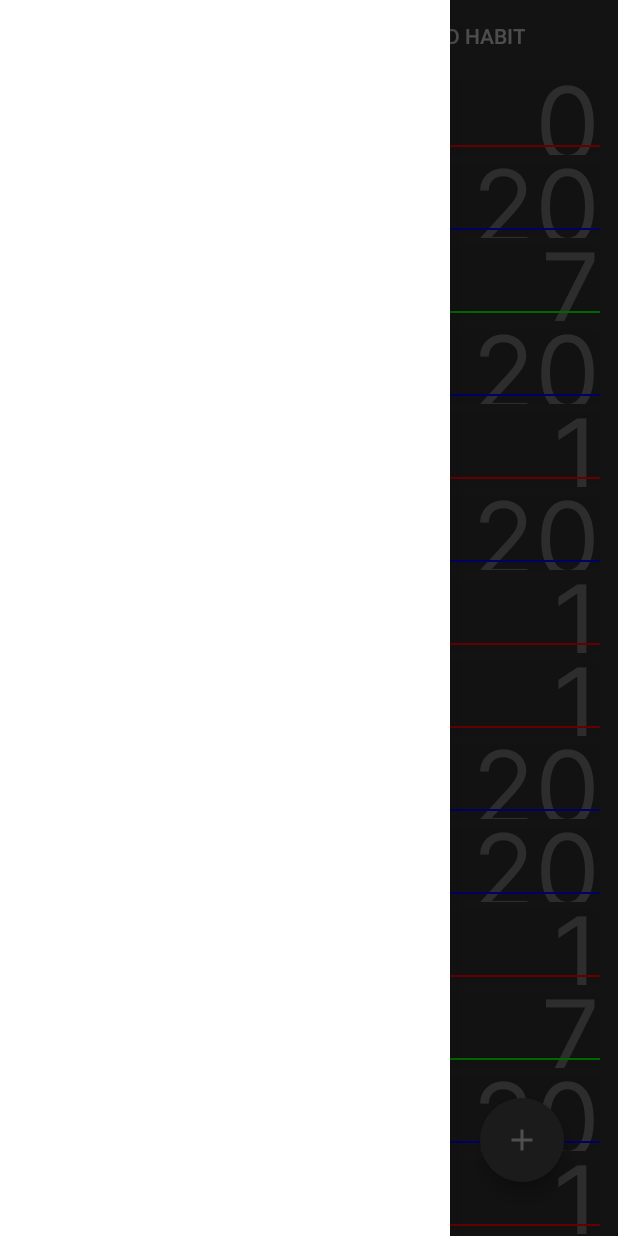
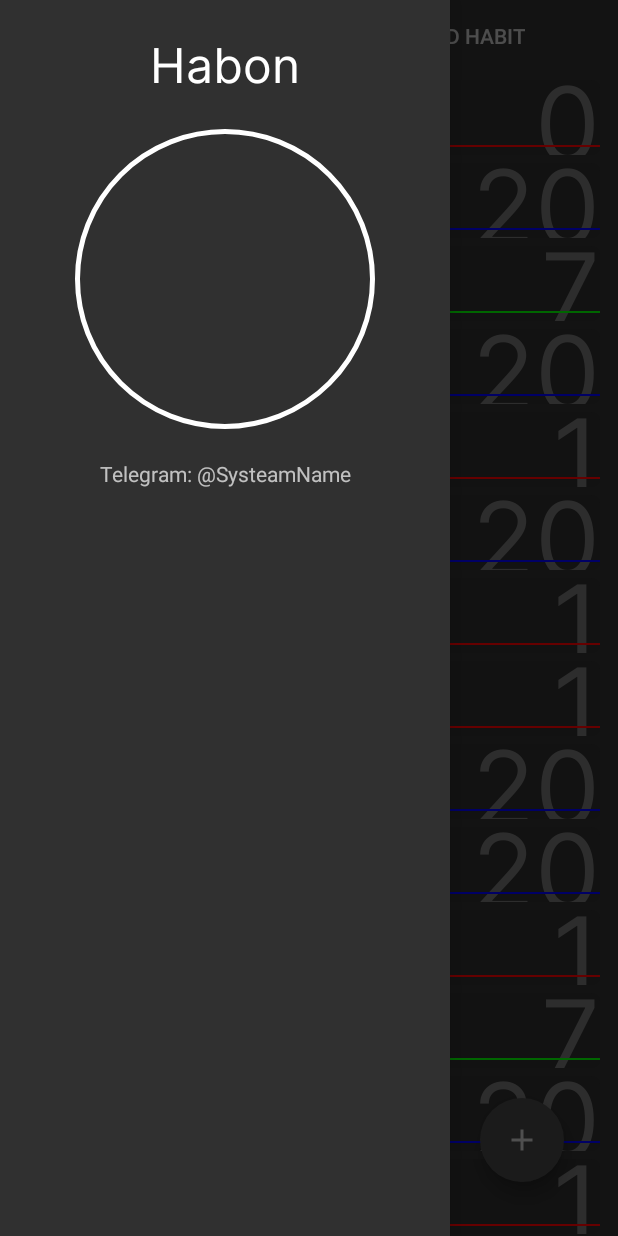
Before and after one commit to DoktorTa/MatMexHomeWork, an Android app: the screen it shows after launch (HabitsListActivity), with the side drawer open, on a phone screen of 412 x 824 dp. Run offline under Robolectric (Android 15) with nearby library versions, the phone set to English and light mode, and no system bars; our stand-ins replace navigation-ui; libraries missing offline, so code that uses them is left out: kotlinx.serialization.

Commit message:
все кроме допа

```diff
--- a/002/app/build.gradle
+++ b/002/app/build.gradle
@@ -50,7 +50,7 @@ dependencies {
     implementation 'com.google.android.material:material:1.5.0'
     implementation 'androidx.constraintlayout:constraintlayout:2.1.3'
     implementation "androidx.fragment:fragment:1.4.1"
-    implementation "androidx.viewpager2:viewpager2:1.0.0-alpha01"
+    implementation "androidx.viewpager2:viewpager2:1.1.0-beta01"
 
 
     implementation "org.jetbrains.kotlinx:kotlinx-serialization-json:1.3.2"
@@ -60,4 +60,7 @@ dependencies {
     testImplementation 'junit:junit:4.13.2'
     androidTestImplementation 'androidx.test.ext:junit:1.1.3'
     androidTestImplementation 'androidx.test.espresso:espresso-core:3.4.0'
+
+    implementation 'androidx.room:room-runtime:2.4.2'
+    annotationProcessor 'androidx.room:room-compiler:2.4.2'
 }
--- a/002/app/src/main/res/layout/activity_habits_list.xml
+++ b/002/app/src/main/res/layout/activity_habits_list.xml
@@ -24,14 +24,13 @@ android:layout_height="match_parent">
 
 </RelativeLayout>
 
-<RelativeLayout
+<com.google.android.material.navigation.NavigationView
     android:id="@+id/left_drawer"
+    app:headerLayout="@layout/info_header_app"
     android:layout_width="300dp"
     android:layout_height="match_parent"
     android:layout_gravity="start"
     android:choiceMode="none"
-    android:clickable="true"
-    android:background="#FFFFFF"
-    xmlns:android="http://schemas.android.com/apk/res/android" />
+    android:clickable="true" />
 
 </androidx.drawerlayout.widget.DrawerLayout>
--- /dev/null
+++ b/002/app/src/main/res/layout/info_header_app.xml
@@ -0,0 +1,40 @@
+<?xml version="1.0" encoding="utf-8"?>
+<LinearLayout xmlns:android="http://schemas.android.com/apk/res/android"
+    xmlns:app="http://schemas.android.com/apk/res-auto"
+    android:layout_width="match_parent"
+    android:layout_height="wrap_content"
+    android:gravity="bottom"
+    android:orientation="vertical"
+    android:theme="@style/ThemeOverlay.AppCompat.Dark">
+
+
+    <TextView
+        android:layout_width="match_parent"
+        android:layout_height="wrap_content"
+        android:layout_marginTop="20dp"
+        android:fontFamily="@font/inter_regular"
+        android:gravity="center"
+
+        android:text="@string/nameApp"
+        android:textAppearance="@style/TextAppearance.AppCompat.Body1"
+        android:textSize="32dp" />
+
+    <ImageView
+        android:id="@+id/imageView"
+        android:layout_width="200dp"
+        android:layout_height="200dp"
+        android:layout_gravity="center"
+        android:layout_marginTop="20dp"
+        android:background="@drawable/logo_in_help"/>
+
+
+    <TextView
+        android:layout_marginTop="20dp"
+        android:gravity="center"
+        android:id="@+id/textView"
+        android:layout_marginBottom="20dp"
+        android:layout_width="match_parent"
+        android:layout_height="wrap_content"
+        android:text="@string/telegram_creator" />
+
+</LinearLayout>
--- a/002/app/src/main/res/menu/info_for_app.xml
+++ b/002/app/src/main/res/menu/info_for_app.xml
@@ -2,6 +2,7 @@
 <menu xmlns:android="http://schemas.android.com/apk/res/android">
 
     <item
+        android:icon="@drawable/logo_in_help"
         android:title="@string/nameApp"
         />
 
```
Also changed, not shown: 002/app/src/main/java/com/example/a002/HabitsListActivity.kt (+13 -0 lines).
